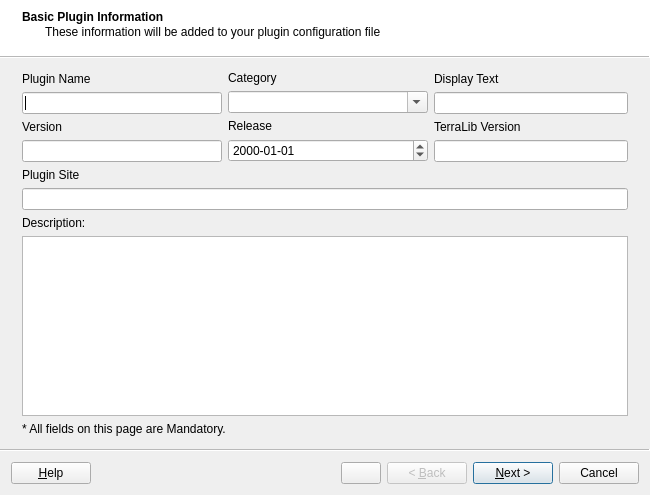
Above: src/terralib/qt/widgets/plugin/builder/ui/PluginBuilderWizardForm.ui from claudiobogossian/terralib5 before the change. Below: the same form after it.
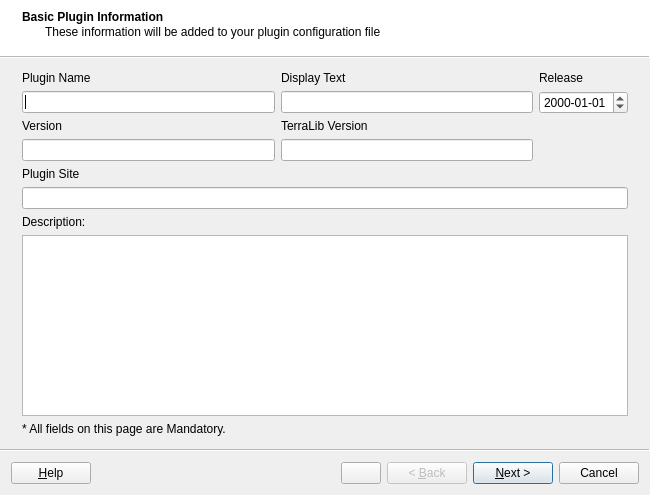
That is the form after the change.

Commit message: Removing old plugin system and moving it to attic

```diff
--- a/src/terralib/qt/widgets/plugin/builder/ui/PluginBuilderWizardForm.ui
+++ b/src/terralib/qt/widgets/plugin/builder/ui/PluginBuilderWizardForm.ui
@@ -35,12 +35,14 @@
    <property name="subTitle">
     <string>These information will be added to your plugin configuration file</string>
    </property>
-   <layout class="QGridLayout" name="gridLayout_12">
-    <item row="0" column="0">
-     <layout class="QGridLayout" name="gridLayout_11">
-      <item row="0" column="0">
        <layout class="QGridLayout" name="gridLayout_10">
         <item row="0" column="0">
+     <layout class="QVBoxLayout" name="verticalLayout_7">
+      <item>
+       <layout class="QVBoxLayout" name="verticalLayout_5">
+        <item>
+         <layout class="QGridLayout" name="gridLayout_9">
+          <item row="0" column="0">
          <layout class="QGridLayout" name="gridLayout">
           <item row="0" column="0">
            <layout class="QVBoxLayout" name="verticalLayout_2">
@@ -80,38 +82,38 @@
          </layout>
         </item>
         <item row="0" column="1">
-         <layout class="QGridLayout" name="gridLayout_9">
-          <item row="0" column="0">
-           <layout class="QVBoxLayout" name="verticalLayout_7">
-            <item>
-             <widget class="QLabel" name="label_8">
-              <property name="text">
-               <string>Category</string>
-              </property>
-             </widget>
-            </item>
-            <item>
-             <widget class="QComboBox" name="m_pluginCategoryComboBox">
-              <property name="sizePolicy">
-               <sizepolicy hsizetype="MinimumExpanding" vsizetype="Fixed">
-                <horstretch>0</horstretch>
-                <verstretch>0</verstretch>
-               </sizepolicy>
-              </property>
-              <property name="minimumSize">
-               <size>
-                <width>200</width>
-                <height>0</height>
-               </size>
-              </property>
-              <property name="editable">
-               <bool>true</bool>
-              </property>
-             </widget>
-            </item>
-           </layout>
-          </item>
+           <layout class="QGridLayout" name="gridLayout_3">
           <item row="1" column="0">
+             <layout class="QVBoxLayout" name="verticalLayout_6">
+              <item>
+               <widget class="QLabel" name="label_7">
+                <property name="text">
+                 <string>TerraLib Version</string>
+                </property>
+               </widget>
+              </item>
+              <item>
+               <widget class="QLineEdit" name="m_terralibVersionLineEdit"/>
+              </item>
+             </layout>
+            </item>
+            <item row="0" column="0">
+             <layout class="QVBoxLayout" name="verticalLayout_8">
+              <item>
+               <widget class="QLabel" name="label_2">
+                <property name="text">
+                 <string>Display Text</string>
+                </property>
+               </widget>
+              </item>
+              <item>
+               <widget class="QLineEdit" name="m_pluginDisplayTextLineEdit"/>
+              </item>
+             </layout>
+            </item>
+           </layout>
+          </item>
+          <item row="0" column="2">
            <layout class="QVBoxLayout" name="verticalLayout_4">
             <item>
              <widget class="QLabel" name="label_5">
@@ -127,45 +129,24 @@
               </property>
              </widget>
             </item>
-           </layout>
-          </item>
-         </layout>
-        </item>
-        <item row="0" column="2">
-         <layout class="QGridLayout" name="gridLayout_3">
-          <item row="0" column="0">
-           <layout class="QVBoxLayout" name="verticalLayout_8">
             <item>
-             <widget class="QLabel" name="label_2">
-              <property name="text">
-               <string>Display Text</string>
+             <spacer name="verticalSpacer_4">
+              <property name="orientation">
+               <enum>Qt::Vertical</enum>
               </property>
-             </widget>
-            </item>
-            <item>
-             <widget class="QLineEdit" name="m_pluginDisplayTextLineEdit"/>
-            </item>
-           </layout>
-          </item>
-          <item row="1" column="0">
-           <layout class="QVBoxLayout" name="verticalLayout_6">
-            <item>
-             <widget class="QLabel" name="label_7">
-              <property name="text">
-               <string>TerraLib Version</string>
+              <property name="sizeHint" stdset="0">
+               <size>
+                <width>20</width>
+                <height>40</height>
+               </size>
               </property>
-             </widget>
+             </spacer>
             </item>
-            <item>
-             <widget class="QLineEdit" name="m_terralibVersionLineEdit"/>
-            </item>
            </layout>
           </item>
          </layout>
         </item>
-       </layout>
-      </item>
-      <item row="1" column="0">
+        <item>
        <layout class="QVBoxLayout" name="verticalLayout_14">
         <item>
          <widget class="QLabel" name="label_11">
@@ -179,7 +160,9 @@
         </item>
        </layout>
       </item>
-      <item row="2" column="0">
+       </layout>
+      </item>
+      <item>
        <layout class="QVBoxLayout" name="verticalLayout">
         <item>
          <widget class="QLabel" name="label_3">
@@ -196,7 +179,7 @@
         </item>
        </layout>
       </item>
-      <item row="3" column="0">
+      <item>
        <widget class="QLabel" name="label_15">
         <property name="text">
          <string>* All fields on this page are Mandatory.</string>
@@ -206,6 +189,7 @@
      </layout>
     </item>
    </layout>
+   <zorder></zorder>
   </widget>
   <widget class="QWizardPage" name="m_targuetLanguagePage">
    <property name="title">
```
Left out of the diff: 1 changed line with no effect on the pictures. Lines whose indentation alone changed are shown as unchanged. The commit also changes 189 other files.
